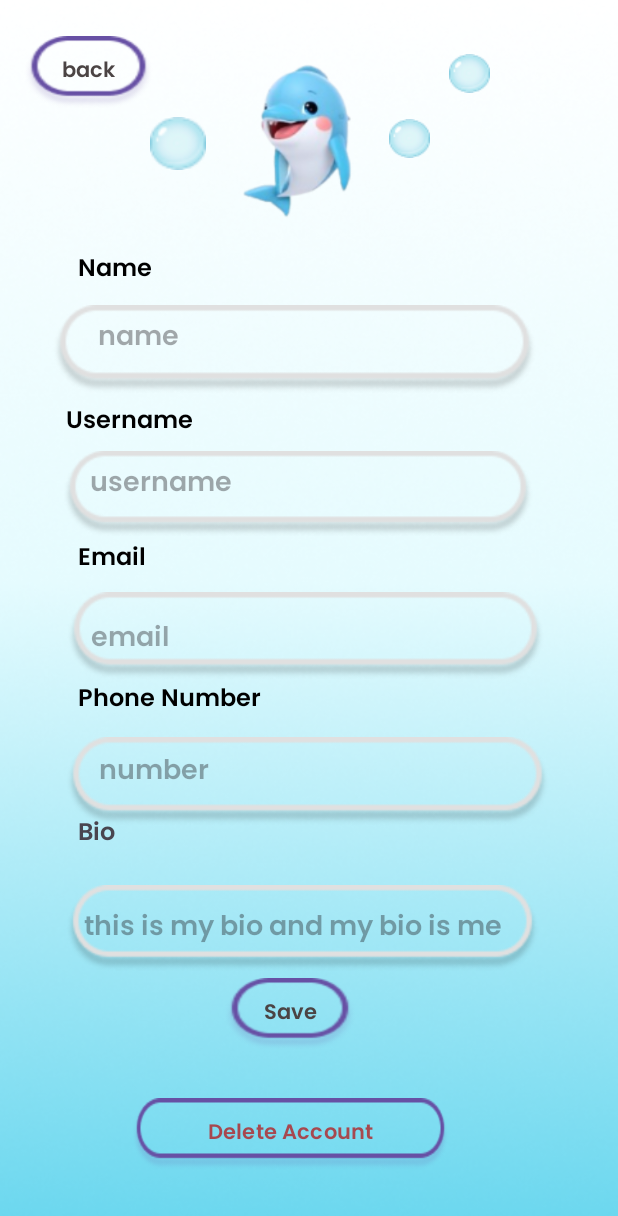
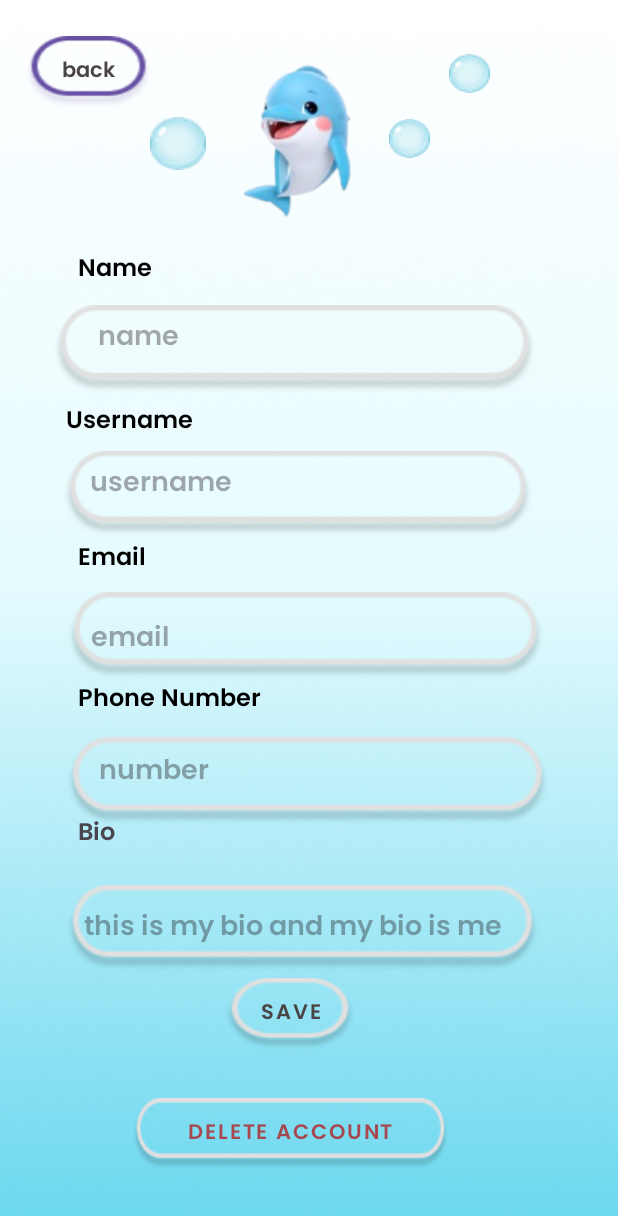
Before and after one commit to Kimberlycheng723/MAD-Linguamates, an Android app: the EditProfileActivity screen opened directly, with no data from a screen before it, on a phone screen of 412 x 824 dp. Shown: the top 1216 px of the screen. Run offline under Robolectric (Android 15) with nearby library versions, the phone set to English and light mode, and no system bars; our stand-ins replace Firebase (no records; nobody signed in at launch, a user with empty details on screens opened directly).

Commit message:
beautified buttons : activity_edit_profile.xml & activity_privacy.xml

```diff
--- a/app/src/main/res/layout/activity_edit_profile.xml
+++ b/app/src/main/res/layout/activity_edit_profile.xml
@@ -197,6 +197,7 @@
         android:background="@drawable/short_rect_pp"
         android:fontFamily="@font/poppins_semibold"
         android:text="Save"
+        style="@style/CustomUnitButton"
         android:textColor="#4B4444"
         app:layout_constraintBottom_toTopOf="@+id/blt_dlt_ep"
         app:layout_constraintEnd_toEndOf="parent"
@@ -213,6 +214,7 @@
         android:background="@drawable/long_rect_pp"
         android:fontFamily="@font/poppins_semibold"
         android:text="Delete Account"
+        style="@style/CustomUnitButton"
         android:textColor="#AFBA0404"
         android:textColorLink="#B6BAB4B4"
         app:layout_constraintBottom_toBottomOf="parent"
--- a/app/src/main/res/layout/activity_privacy.xml
+++ b/app/src/main/res/layout/activity_privacy.xml
@@ -82,6 +82,7 @@
         android:layout_marginTop="27dp"
         android:layout_marginEnd="177dp"
         android:text="save"
+        style="@style/CustomUnitButton"
         android:background="@drawable/short_rect_pp"
         android:textColor="#242222"
         android:fontFamily="@font/poppins_semibold"
```
